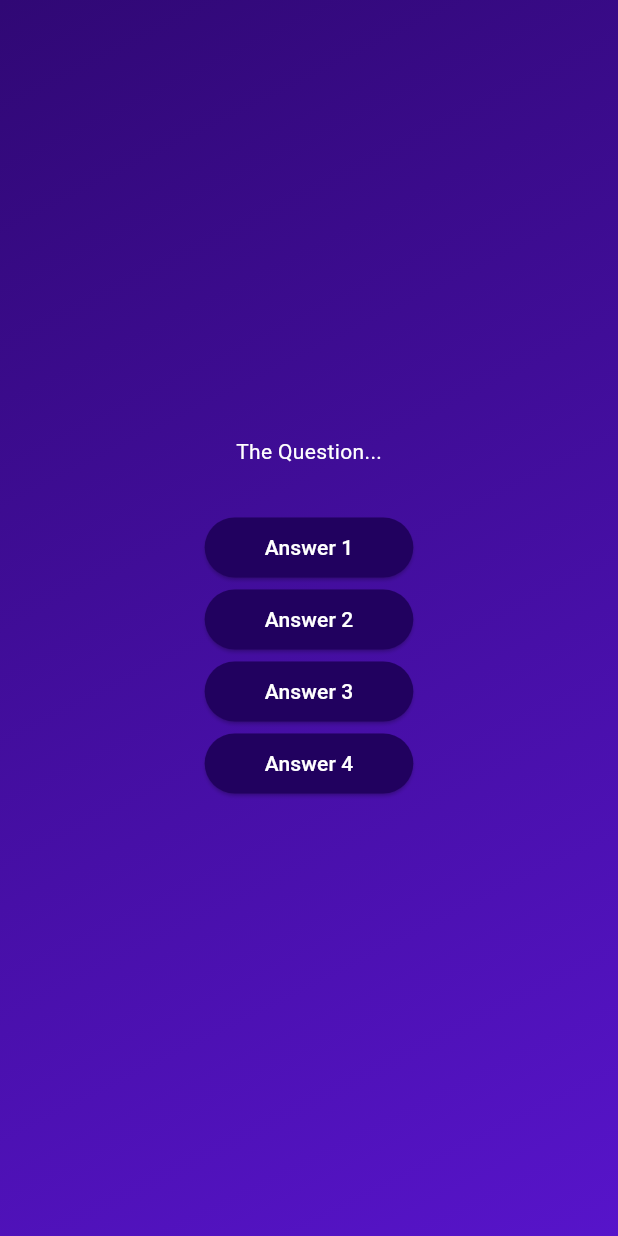
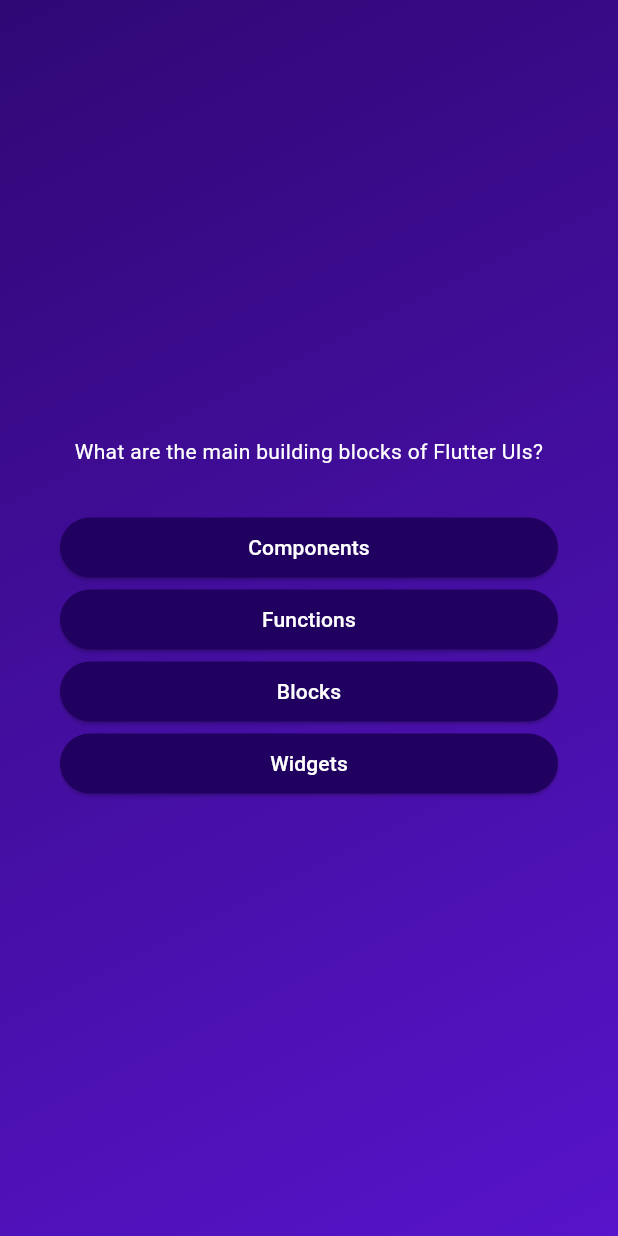
Before and after one commit to RamiAlmuhana/QuizApp, a Flutter app: the screen it shows after launch, after a tap on "Start Quiz", on a phone screen of 412 x 824 dp. Run offline on Flutter 3.47's test engine with Material 3 defaults, Android fonts, the phone set to English and light mode, and no system bars.

Commit message:
GoogleFont packages toegevoegd en vragen en antwoorden correct laten zien op het scherm

```diff
--- a/lib/answer_button.dart
+++ b/lib/answer_button.dart
@@ -16,7 +16,7 @@ class AnswerButton extends StatelessWidget {
               foregroundColor: Colors.white,
               shape: RoundedRectangleBorder(borderRadius: BorderRadius.circular(40))
             ),
-            child: Text(answerText),
+            child: Text(answerText, textAlign: TextAlign.center,),
           );
   }
 }
--- a/lib/models/quiz_question.dart
+++ b/lib/models/quiz_question.dart
@@ -4,4 +4,10 @@ class QuizQuestion {
 
   final String text;
   final List<String> answers;
+
+  List<String> getShuffleAnswers() {
+    final shuffledList = List.of(answers);
+    shuffledList.shuffle();
+    return shuffledList;
+  }
 }
--- a/lib/questions_screen.dart
+++ b/lib/questions_screen.dart
@@ -1,5 +1,6 @@
 import 'package:flutter/material.dart';
 import 'package:quiz_app/answer_button.dart';
+import 'package:quiz_app/data/questions.dart';
 
 class QuestionsScreen extends StatefulWidget {
   const QuestionsScreen({super.key});
@@ -11,38 +12,42 @@ class QuestionsScreen extends StatefulWidget {
 }
 
 class _QuestionsScreenState extends State<QuestionsScreen> {
+  var currentQuestionIndex = 0;
+
+  void answerQuestion() {
+    // currentQuestionIndex = currentQuestionIndex + 1;
+    // currentQuestionIndex += 1;
+    setState(() {
+      currentQuestionIndex++;
+    });
+  }
+
+
   @override
   Widget build(context) {
+    final currentQuestion = questions[currentQuestionIndex];
+
     return SizedBox(
       width: double.infinity,
+      child: Container(
+        margin: EdgeInsets.all(40),
         child: Column(
           mainAxisAlignment: MainAxisAlignment.center,
+          crossAxisAlignment: CrossAxisAlignment.stretch,
           children: [
-          const Text(
-            "The Question...",
-            style: TextStyle(
+            Text(
+              currentQuestion.text,
+              style: const TextStyle(
                 color: Colors.white,
               ),
+              textAlign: TextAlign.center,
             ),
             const SizedBox(height: 30),
-          AnswerButton(
-            answerText: 'Answer 1',
-             onTap: () {},
+            ...currentQuestion.getShuffleAnswers().map((answer) {
+              return AnswerButton(answerText: answer, onTap: answerQuestion);
+            }),
+          ],
         ),
-          AnswerButton(
-            answerText: 'Answer 2',
-             onTap: () {},
-          ),
-          AnswerButton(
-            answerText: 'Answer 3',
-             onTap: () {},
-          ),
-          AnswerButton(
-            answerText: 'Answer 4',
-             onTap: () {},
-          ),
-
-        ],
       ),
     );
   }
--- a/pubspec.yaml
+++ b/pubspec.yaml
@@ -34,6 +34,7 @@ dependencies:
   # The following adds the Cupertino Icons font to your application.
   # Use with the CupertinoIcons class for iOS style icons.
   cupertino_icons: ^1.0.8
+  google_fonts: ^6.2.1
 
 dev_dependencies:
   flutter_test:
```
Also changed, not shown: 1 other file. Lines whose indentation alone changed are shown as unchanged.
